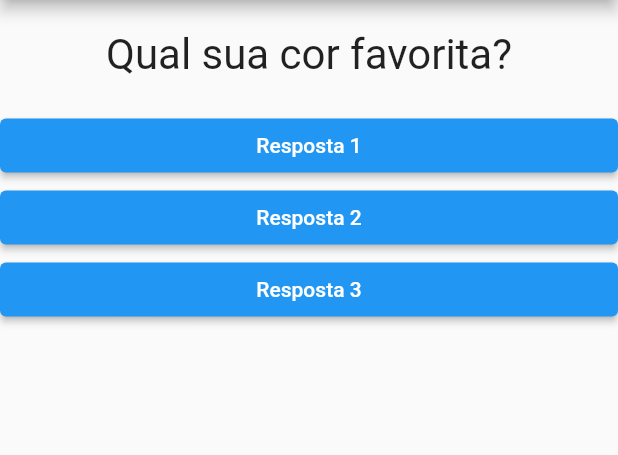
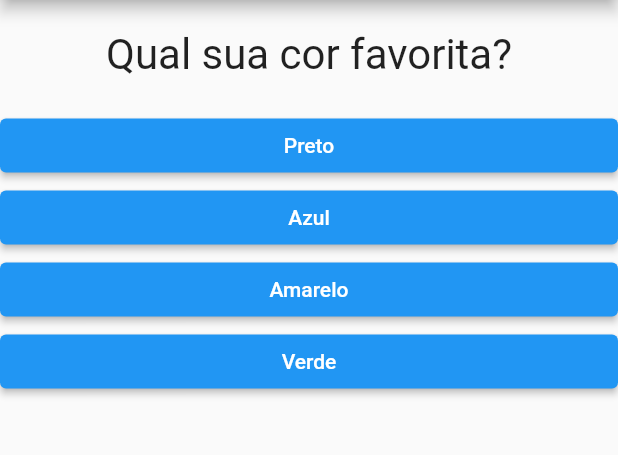
Before and after one commit to sdias-code/udemy-flutter-projeto-perguntas, a Flutter app: the screen it shows after launch, on a phone screen of 412 x 824 dp, the part 84-539 px from its top. Run offline on Flutter 3.47's test engine with Material 2 defaults, Android fonts, the phone set to English and light mode, and no system bars.

Commit message:
Aula 51 lista de respostas

```diff
--- a/lib/main.dart
+++ b/lib/main.dart
@@ -34,6 +34,13 @@ class PerguntaAppState extends State<PerguntaApp> {
         'respostas': ['Pedro', 'João', 'André', 'Joana'],
       }
     ];
+
+    List<Widget> respostas = [];
+
+    for (var resp in perguntas[perguntaSelecionada]['respostas'] as List) {
+      respostas.add(Resposta(resp, responder));
+    }
+
     return MaterialApp(
       home: Scaffold(
         appBar: AppBar(
@@ -42,9 +49,7 @@ class PerguntaAppState extends State<PerguntaApp> {
         body: Column(
           children: [
             Questao(perguntas[perguntaSelecionada]['pergunta'].toString()),
-            Resposta('Resposta 1', responder),
-            Resposta('Resposta 2', responder),
-            Resposta('Resposta 3', responder),
+            ...respostas,
           ],
         ),
       ),
```
